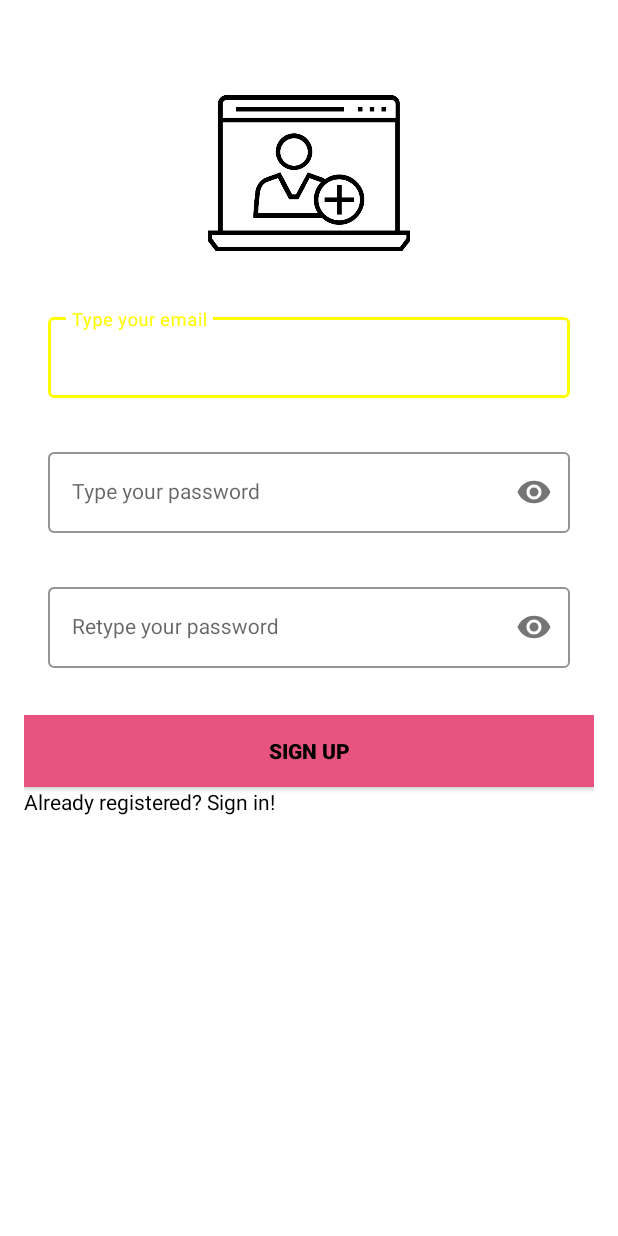
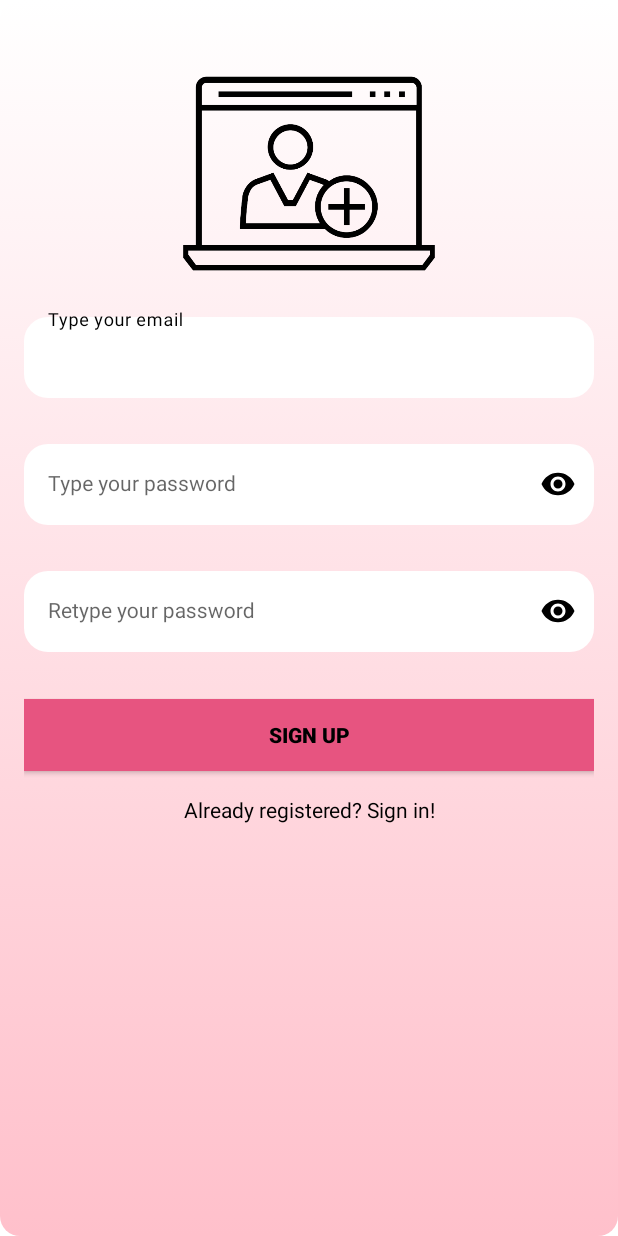
Before and after one commit to DorinUscoiu1/Recepies1, an Android app built with Jetpack Compose: the SignUpActivity screen opened directly, with no data from a screen before it, on a phone screen of 412 x 824 dp. Run offline under Robolectric (Android 15) with nearby library versions, the phone set to English and light mode, and no system bars; our stand-ins replace Firebase (no records; nobody signed in at launch, a user with empty details on screens opened directly); Roboto replaces fonts that are not available here.

Commit message:
Design change for SignUp

```diff
--- a/app/src/main/java/com/example/proiect_android/RegisterFragment.kt
+++ b/app/src/main/java/com/example/proiect_android/RegisterFragment.kt
@@ -17,7 +17,10 @@ class SignUpActivity : AppCompatActivity() {
         supportActionBar?.hide()
         binding = ActivitySignUpBinding.inflate(layoutInflater)
         setContentView(binding.root)
-
+        binding.textView.setOnClickListener {
+            val intent = Intent(this, SignInActivity::class.java)
+            startActivity(intent)
+        }
         firebaseAuth = FirebaseAuth.getInstance()
 
         binding.button.setOnClickListener {
--- a/app/src/main/res/layout/activity_sign_in.xml
+++ b/app/src/main/res/layout/activity_sign_in.xml
@@ -7,8 +7,6 @@
     android:background="@drawable/button_background"
     android:orientation="vertical"
     android:padding="16dp">
-    <!-- Image centered at the top -->
-
 
     <ImageView
         android:id="@+id/imageView"
--- a/app/src/main/res/layout/activity_sign_up.xml
+++ b/app/src/main/res/layout/activity_sign_up.xml
@@ -1,9 +1,12 @@
-<LinearLayout xmlns:android="http://schemas.android.com/apk/res/android"
+<LinearLayout
+    xmlns:android="http://schemas.android.com/apk/res/android"
+    xmlns:app="http://schemas.android.com/apk/res-auto"
     android:layout_width="match_parent"
     android:layout_height="match_parent"
+    android:background="@drawable/button_background"
     android:orientation="vertical"
-    android:padding="16dp"
-    xmlns:app="http://schemas.android.com/apk/res-auto">
+    android:padding="16dp">
+
     <ImageView
         android:id="@+id/imageView"
         android:layout_width="328dp"
@@ -11,29 +14,26 @@
         android:layout_gravity="center_horizontal"
         android:layout_marginTop="16dp"
         android:layout_marginBottom="0dp"
-        android:background="@drawable/form_background"
         android:src="@drawable/signup" />
+
     <com.google.android.material.textfield.TextInputLayout
         android:id="@+id/emailLayout"
         style="@style/LoginTextInputOuterFieldStyle"
         android:layout_width="match_parent"
         android:layout_height="wrap_content"
-        android:layout_marginHorizontal="16dp"
         android:layout_marginTop="10dp"
-        app:boxStrokeColor="@color/yellow"
-        app:hintTextColor="@color/yellow"
-        app:layout_constraintEnd_toEndOf="parent"
-        app:layout_constraintHorizontal_bias="0.5"
-        app:layout_constraintStart_toStartOf="parent"
-        app:layout_constraintTop_toTopOf="parent">
+        app:boxStrokeColor="@color/black"
+        app:hintTextColor="@color/black">
 
         <com.google.android.material.textfield.TextInputEditText
             android:id="@+id/emailEt"
             style="@style/LoginTextInputInnerFieldStyle"
             android:layout_width="match_parent"
+            android:background="@drawable/form_background"
             android:layout_height="wrap_content"
             android:hint="Type your email"
-            android:inputType="textEmailAddress"/>
+            android:textColor="@color/black"
+            android:inputType="textEmailAddress" />
     </com.google.android.material.textfield.TextInputLayout>
 
     <com.google.android.material.textfield.TextInputLayout
@@ -41,22 +41,21 @@
         style="@style/LoginTextInputOuterFieldStyle"
         android:layout_width="match_parent"
         android:layout_height="wrap_content"
-        android:layout_marginHorizontal="16dp"
-        app:boxStrokeColor="@color/yellow"
-        app:hintTextColor="@color/yellow"
-        app:layout_constraintEnd_toEndOf="parent"
-        app:layout_constraintHorizontal_bias="0.5"
-        app:layout_constraintStart_toStartOf="parent"
-        app:layout_constraintTop_toBottomOf="@id/emailLayout"
-        app:passwordToggleEnabled="true">
+        android:layout_marginTop="10dp"
+        app:boxStrokeColor="@color/black"
+        app:hintTextColor="@color/black"
+        app:endIconMode="password_toggle"
+        app:endIconTint="@color/black">
 
         <com.google.android.material.textfield.TextInputEditText
             android:id="@+id/passEt"
             style="@style/LoginTextInputInnerFieldStyle"
             android:layout_width="match_parent"
             android:layout_height="wrap_content"
+            android:background="@drawable/form_background"
             android:hint="Type your password"
-            android:inputType="textPassword"/>
+            android:inputType="textPassword"
+            android:textColor="@color/black" />
     </com.google.android.material.textfield.TextInputLayout>
 
     <com.google.android.material.textfield.TextInputLayout
@@ -64,22 +63,21 @@
         style="@style/LoginTextInputOuterFieldStyle"
         android:layout_width="match_parent"
         android:layout_height="wrap_content"
-        android:layout_marginHorizontal="16dp"
-        app:boxStrokeColor="@color/yellow"
-        app:hintTextColor="@color/yellow"
-        app:layout_constraintEnd_toEndOf="parent"
-        app:layout_constraintHorizontal_bias="0.5"
-        app:layout_constraintStart_toStartOf="parent"
-        app:layout_constraintTop_toBottomOf="@id/passwordLayout"
-        app:passwordToggleEnabled="true">
+        android:layout_marginTop="10dp"
+        app:boxStrokeColor="@color/black"
+        app:hintTextColor="@color/black"
+        app:endIconMode="password_toggle"
+        app:endIconTint="@color/black">
 
         <com.google.android.material.textfield.TextInputEditText
             android:id="@+id/confirmPassEt"
             style="@style/LoginTextInputInnerFieldStyle"
             android:layout_width="match_parent"
             android:layout_height="wrap_content"
+            android:background="@drawable/form_background"
             android:hint="Retype your password"
-            android:inputType="textPassword"/>
+            android:inputType="textPassword"
+            android:textColor="@color/black" />
     </com.google.android.material.textfield.TextInputLayout>
 
     <androidx.appcompat.widget.AppCompatButton
@@ -90,12 +88,7 @@
         android:background="@color/pink"
         android:text="Sign Up"
         android:textColor="@color/black"
-        android:textStyle="bold"
-        app:layout_constraintEnd_toEndOf="parent"
-        app:layout_constraintStart_toStartOf="parent"
-        app:layout_constraintTop_toBottomOf="@id/confirmPasswordLayout"
-        app:layout_constraintBottom_toBottomOf="parent"
-        app:layout_constraintHorizontal_bias="0.5" />
+        android:textStyle="bold" />
 
     <TextView
         android:id="@+id/textView"
@@ -103,9 +96,7 @@
         android:layout_height="wrap_content"
         android:text="Already registered? Sign in!"
         android:textColor="@color/black"
-        app:layout_constraintEnd_toEndOf="parent"
-        app:layout_constraintStart_toStartOf="parent"
-        app:layout_constraintTop_toBottomOf="@id/button"
-        app:layout_constraintBottom_toBottomOf="parent"
-        app:layout_constraintHorizontal_bias="0.5" />
+        android:gravity="center"
+        android:layout_gravity="center_horizontal"
+        android:layout_marginTop="16dp"/>
 </LinearLayout>
```
